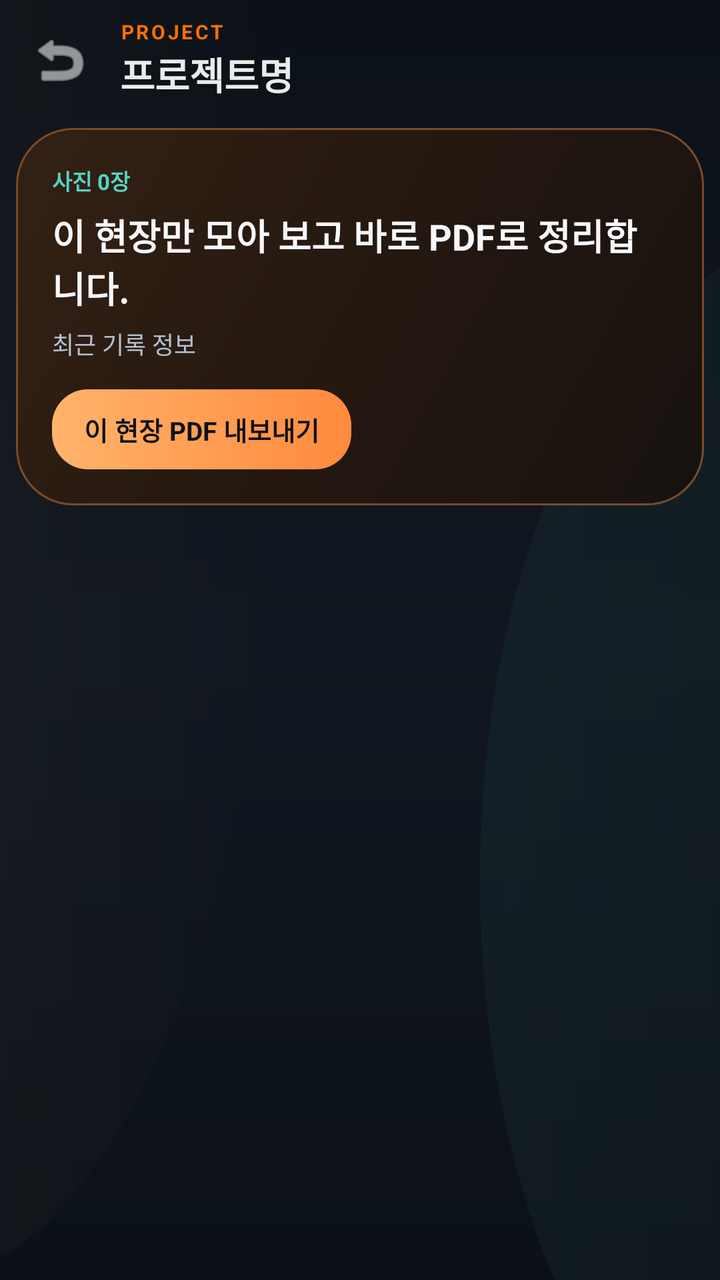
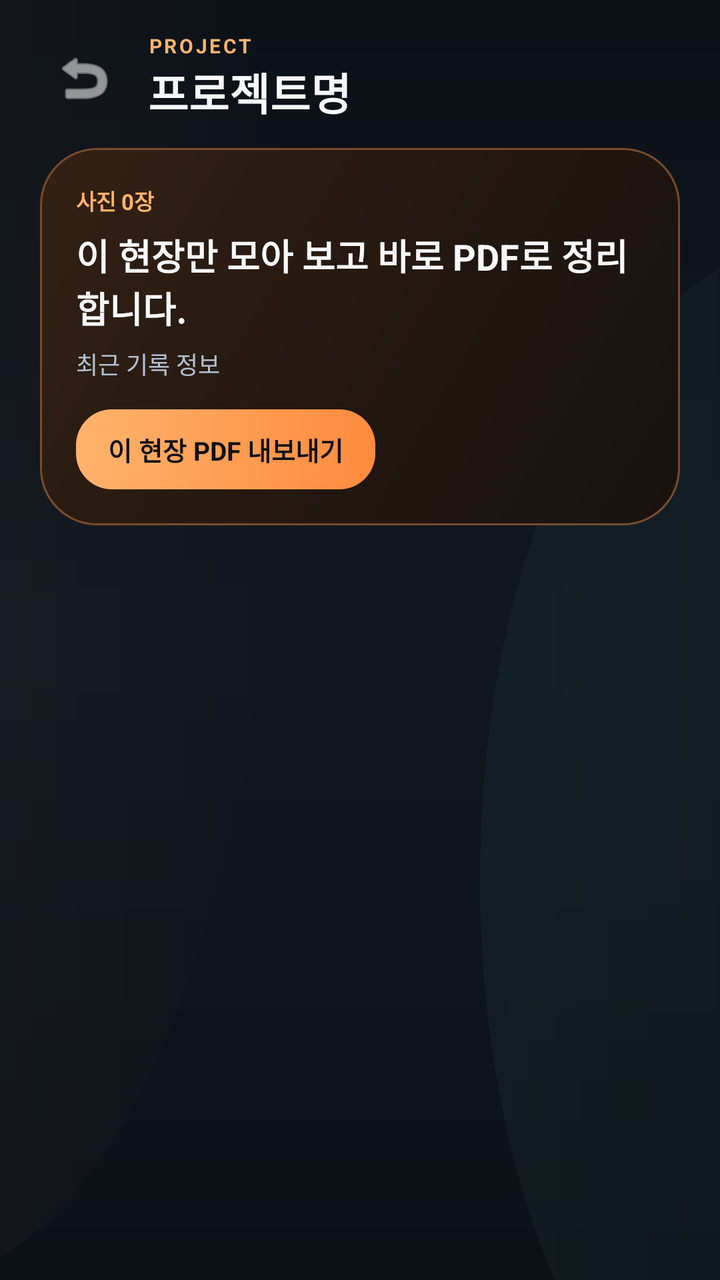

The first picture is an Android layout as it rendered before a commit; the second is the same layout after the commit. The layout source and the unified diff follow.
<!-- AndroidManifest.xml: application theme Theme.Siteboard -->
<!-- res/layout/activity_project_detail.xml -->
<?xml version="1.0" encoding="utf-8"?>
<androidx.constraintlayout.widget.ConstraintLayout
    xmlns:android="http://schemas.android.com/apk/res/android"
    xmlns:app="http://schemas.android.com/apk/res-auto"
    android:layout_width="match_parent"
    android:layout_height="match_parent"
    android:background="@drawable/bg_app_canvas">

    
    <LinearLayout
        android:id="@+id/layoutTop"
        android:layout_width="match_parent"
        android:layout_height="wrap_content"
        android:orientation="vertical"
        android:paddingHorizontal="8dp"
        android:paddingTop="8dp"
        android:paddingBottom="0dp"
        app:layout_constraintTop_toTopOf="parent">

        <LinearLayout
            android:layout_width="match_parent"
            android:layout_height="wrap_content"
            android:orientation="horizontal"
            android:gravity="center_vertical">

            <ImageButton
                android:id="@+id/btnBack"
                android:layout_width="44dp"
                android:layout_height="44dp"
                android:background="?attr/selectableItemBackgroundBorderless"
                android:src="@android:drawable/ic_menu_revert"
                app:tint="#EBEBEB" />

            <LinearLayout
                android:layout_width="0dp"
                android:layout_height="wrap_content"
                android:layout_weight="1"
                android:orientation="vertical"
                android:layout_marginStart="8dp">

                <TextView
                    android:layout_width="wrap_content"
                    android:layout_height="wrap_content"
                    android:text="PROJECT"
                    android:textSize="10sp"
                    android:textColor="#FF6F00"
                    android:textStyle="bold"
                    android:letterSpacing="0.12" />

                <TextView
                    android:id="@+id/tvProjectTitle"
                    android:layout_width="wrap_content"
                    android:layout_height="wrap_content"
                    android:text="프로젝트명"
                    android:textSize="19sp"
                    android:textColor="#EBEBEB"
                    android:textStyle="bold" />
            </LinearLayout>
        </LinearLayout>

        <LinearLayout
            android:layout_width="match_parent"
            android:layout_height="wrap_content"
            android:layout_marginTop="12dp"
            android:background="@drawable/bg_hero_panel"
            android:orientation="vertical"
            android:padding="18dp">

            <TextView
                android:id="@+id/tvProjectMeta"
                android:layout_width="wrap_content"
                android:layout_height="wrap_content"
                android:text="사진 0장"
                android:textColor="@color/teal_accent"
                android:textSize="11sp"
                android:textStyle="bold" />

            <TextView
                android:layout_width="match_parent"
                android:layout_height="wrap_content"
                android:layout_marginTop="6dp"
                android:text="이 현장만 모아 보고 바로 PDF로 정리합니다."
                android:textColor="@color/text_primary"
                android:textSize="18sp"
                android:textStyle="bold" />

            <TextView
                android:id="@+id/tvProjectSubMeta"
                android:layout_width="match_parent"
                android:layout_height="wrap_content"
                android:layout_marginTop="6dp"
                android:text="최근 기록 정보"
                android:textColor="@color/text_secondary"
                android:textSize="12sp" />

            <TextView
                android:id="@+id/btnExportProjectPdf"
                android:layout_width="wrap_content"
                android:layout_height="40dp"
                android:layout_marginTop="14dp"
                android:background="@drawable/bg_primary_button"
                android:gravity="center"
                android:paddingHorizontal="16dp"
                android:text="이 현장 PDF 내보내기"
                android:textColor="#0F1115"
                android:textSize="13sp"
                android:textStyle="bold" />
        </LinearLayout>
    </LinearLayout>

    <androidx.recyclerview.widget.RecyclerView
        android:id="@+id/rvProjectPosts"
        android:layout_width="match_parent"
        android:layout_height="0dp"
        android:clipToPadding="false"
        android:paddingStart="10dp"
        android:paddingEnd="10dp"
        android:paddingTop="8dp"
        android:paddingBottom="24dp"
        app:layout_constraintTop_toBottomOf="@id/layoutTop"
        app:layout_constraintBottom_toBottomOf="parent" />

</androidx.constraintlayout.widget.ConstraintLayout>
<!-- resources referenced by this layout -->
<resources>
  <color name="teal_accent">#54D4C4</color>
  <color name="text_primary">#F7F8FB</color>
  <color name="text_secondary">#B3C0D0</color>
  <!-- drawable bg_app_canvas (drawable) -->
  <?xml version="1.0" encoding="utf-8"?>
  <layer-list xmlns:android="http://schemas.android.com/apk/res/android">
      <item>
          <shape android:shape="rectangle">
              <gradient
                  android:angle="270"
                  android:startColor="#0C1118"
                  android:centerColor="#101720"
                  android:endColor="#0C1118" />
          </shape>
      </item>
      <item android:top="-260dp" android:left="-220dp" android:right="220dp">
          <shape android:shape="oval">
              <gradient
                  android:angle="0"
                  android:startColor="#10FFB36B"
                  android:endColor="#00FFB36B" />
          </shape>
      </item>
      <item android:top="120dp" android:left="240dp" android:right="-220dp" android:bottom="-120dp">
          <shape android:shape="oval">
              <gradient
                  android:angle="0"
                  android:startColor="#0C54D4C4"
                  android:endColor="#0054D4C4" />
          </shape>
      </item>
  </layer-list>
  <!-- drawable bg_hero_panel (drawable) -->
  <?xml version="1.0" encoding="utf-8"?>
  <shape xmlns:android="http://schemas.android.com/apk/res/android" android:shape="rectangle">
      <gradient
          android:angle="315"
          android:startColor="#332114"
          android:centerColor="#241810"
          android:endColor="#17120F" />
      <corners android:radius="28dp" />
      <stroke
          android:width="1dp"
          android:color="#7A4B29" />
  </shape>
  <!-- drawable bg_primary_button (drawable) -->
  <?xml version="1.0" encoding="utf-8"?>
  <shape xmlns:android="http://schemas.android.com/apk/res/android" android:shape="rectangle">
      <gradient
          android:angle="0"
          android:startColor="#FFB36B"
          android:endColor="#FF8A3D" />
      <corners android:radius="18dp" />
  </shape>
  <style name="Theme.Siteboard" parent="Theme.MaterialComponents.DayNight.NoActionBar">
  
          <item name="colorPrimary">@color/orange_primary</item>
          <item name="colorPrimaryVariant">@color/orange_deep</item>
          <item name="colorOnPrimary">#10141B</item>
  
          <item name="colorSecondary">@color/teal_accent</item>
          <item name="colorSecondaryVariant">@color/teal_accent</item>
          <item name="colorOnSecondary">#081118</item>
  
          <item name="colorError">@color/danger_accent</item>
  
          <item name="android:colorBackground">@color/bg_dark</item>
          <item name="colorSurface">@color/surface_dark</item>
  
          <item name="android:statusBarColor">@color/bg_dark</item>
          <item name="android:navigationBarColor">@color/bg_dark</item>
          <item name="android:windowLightStatusBar" tools:targetApi="m">false</item>
  
          <item name="android:windowSplashScreenBackground" tools:targetApi="s">@color/bg_dark</item>
          <item name="android:windowSplashScreenAnimatedIcon" tools:targetApi="s">@android:color/transparent</item>
          <item name="android:windowSplashScreenAnimationDuration" tools:targetApi="s">0</item>
      </style>
  <color name="orange_primary">#FFB36B</color>
  <color name="orange_deep">#FF8A3D</color>
  <color name="danger_accent">#F06D7D</color>
  <color name="bg_dark">#0C1118</color>
  <color name="surface_dark">#151E29</color>
</resources>

<!-- the commit's change to res/layout/activity_project_detail.xml (unified diff, before → after) -->
@@ -6,14 +6,13 @@
     android:layout_height="match_parent"
     android:background="@drawable/bg_app_canvas">
 
-    
     <LinearLayout
         android:id="@+id/layoutTop"
         android:layout_width="match_parent"
         android:layout_height="wrap_content"
         android:orientation="vertical"
-        android:paddingHorizontal="8dp"
-        android:paddingTop="8dp"
+        android:paddingHorizontal="20dp"
+        android:paddingTop="16dp"
         android:paddingBottom="0dp"
         app:layout_constraintTop_toTopOf="parent">
 
@@ -36,14 +35,14 @@
                 android:layout_height="wrap_content"
                 android:layout_weight="1"
                 android:orientation="vertical"
-                android:layout_marginStart="8dp">
+                android:layout_marginStart="10dp">
 
                 <TextView
                     android:layout_width="wrap_content"
                     android:layout_height="wrap_content"
                     android:text="PROJECT"
                     android:textSize="10sp"
-                    android:textColor="#FF6F00"
+                    android:textColor="@color/orange_primary"
                     android:textStyle="bold"
                     android:letterSpacing="0.12" />
 
@@ -52,9 +51,9 @@
                     android:layout_width="wrap_content"
                     android:layout_height="wrap_content"
                     android:text="프로젝트명"
-                    android:textSize="19sp"
-                    android:textColor="#EBEBEB"
-                    android:textStyle="bold" />
+                    android:textColor="@color/text_primary"
+                    android:textStyle="bold"
+                    android:textSize="22sp" />
             </LinearLayout>
         </LinearLayout>
 
@@ -66,14 +65,14 @@
             android:orientation="vertical"
             android:padding="18dp">
 
-            <TextView
-                android:id="@+id/tvProjectMeta"
-                android:layout_width="wrap_content"
-                android:layout_height="wrap_content"
-                android:text="사진 0장"
-                android:textColor="@color/teal_accent"
-                android:textSize="11sp"
-                android:textStyle="bold" />
+                <TextView
+                    android:id="@+id/tvProjectMeta"
+                    android:layout_width="wrap_content"
+                    android:layout_height="wrap_content"
+                    android:text="사진 0장"
+                    android:textColor="@color/orange_primary"
+                    android:textSize="11sp"
+                    android:textStyle="bold" />
 
             <TextView
                 android:layout_width="match_parent"
